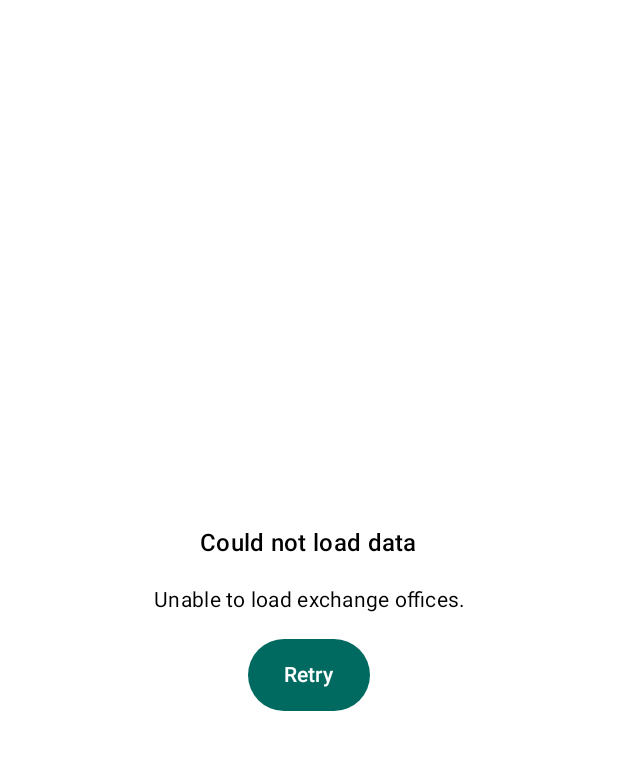
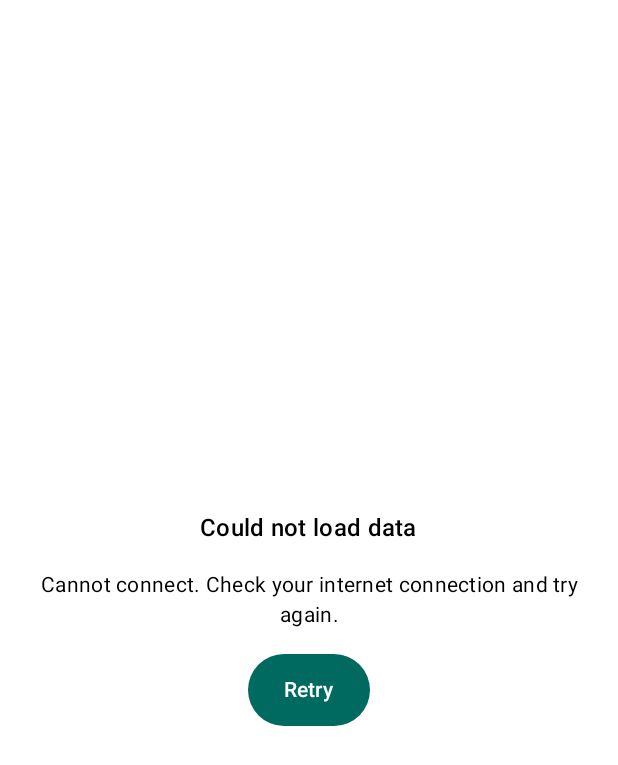
Before and after one commit to xlmtvv/rateradar-kz, an Android app built with Jetpack Compose: the @Preview function LoadErrorStatePreview, on a phone screen of 412 x 824 dp. Shown: the top 765 px of the screen. Run offline under Robolectric (Android 15) with nearby library versions, the phone set to English and light mode, and no system bars.

Commit message:
Localize RateRadar in Russian and Kazakh

```diff
--- a/app/src/main/AndroidManifest.xml
+++ b/app/src/main/AndroidManifest.xml
@@ -9,6 +9,7 @@
         android:fullBackupContent="@xml/backup_rules"
         android:icon="@mipmap/ic_launcher"
         android:label="@string/app_name"
+        android:localeConfig="@xml/locales_config"
         android:roundIcon="@mipmap/ic_launcher_round"
         android:supportsRtl="true"
         android:theme="@style/Theme.RateRadar">
--- a/app/src/main/java/kz/edu/kbtu/rateradar/presentation/RateRadarUiState.kt
+++ b/app/src/main/java/kz/edu/kbtu/rateradar/presentation/RateRadarUiState.kt
@@ -14,5 +14,6 @@ data class RateRadarUiState(
     val selectedOfficeId: Int? = null,
     val selectedOffice: ExchangeOffice? = null,
     val isLoading: Boolean = true,
-    val error: String? = null,
+    val error: Int? = null,
+    val httpErrorCode: Int? = null,
 )
--- a/app/src/main/java/kz/edu/kbtu/rateradar/presentation/components/LoadErrorState.kt
+++ b/app/src/main/java/kz/edu/kbtu/rateradar/presentation/components/LoadErrorState.kt
@@ -22,14 +22,24 @@ import kz.edu.kbtu.rateradar.presentation.theme.Sizes
 import kz.edu.kbtu.rateradar.presentation.theme.Spacing
 
 @Composable
-fun LoadErrorState(error: String, onRetry: () -> Unit, modifier: Modifier = Modifier) {
+fun LoadErrorState(
+    error: Int,
+    onRetry: () -> Unit,
+    modifier: Modifier = Modifier,
+    httpErrorCode: Int? = null,
+) {
+    val message = if (httpErrorCode == null) {
+        stringResource(error)
+    } else {
+        stringResource(error, httpErrorCode)
+    }
     Column(
         modifier = modifier.fillMaxSize().verticalScroll(rememberScrollState()).padding(Spacing.extraLarge),
         horizontalAlignment = Alignment.CenterHorizontally,
         verticalArrangement = Arrangement.spacedBy(Spacing.large, Alignment.CenterVertically),
     ) {
         Text(stringResource(R.string.load_error_title), style = MaterialTheme.typography.titleMedium)
-        Text(error, textAlign = TextAlign.Center, style = MaterialTheme.typography.bodyMedium)
+        Text(message, textAlign = TextAlign.Center, style = MaterialTheme.typography.bodyMedium)
         Button(onClick = onRetry, modifier = Modifier.heightIn(min = Sizes.minTouchTarget)) {
             Text(stringResource(R.string.retry))
         }
@@ -39,5 +49,5 @@ fun LoadErrorState(error: String, onRetry: () -> Unit, modifier: Modifier = Modi
 @Preview(showBackground = true)
 @Composable
 private fun LoadErrorStatePreview() {
-    RateRadarTheme { LoadErrorState(error = "Unable to load exchange offices.", onRetry = {}) }
+    RateRadarTheme { LoadErrorState(error = R.string.error_network, onRetry = {}) }
 }
--- a/app/src/main/java/kz/edu/kbtu/rateradar/presentation/components/RateBlock.kt
+++ b/app/src/main/java/kz/edu/kbtu/rateradar/presentation/components/RateBlock.kt
@@ -45,7 +45,7 @@ fun RateBlock(
 @Composable
 private fun RateBlockPreview() {
     RateRadarTheme {
-        RateBlock(label = "Buy USD", rate = 512.5)
+        RateBlock(label = stringResource(R.string.buy), rate = 512.5)
     }
 }
 
@@ -53,6 +53,6 @@ private fun RateBlockPreview() {
 @Composable
 private fun RateBlockDarkPreview() {
     RateRadarTheme {
-        RateBlock(label = "Sell USD", rate = 515.0)
+        RateBlock(label = stringResource(R.string.sell), rate = 515.0)
     }
 }
--- a/app/src/main/java/kz/edu/kbtu/rateradar/presentation/preview/PreviewData.kt
+++ b/app/src/main/java/kz/edu/kbtu/rateradar/presentation/preview/PreviewData.kt
@@ -1,5 +1,6 @@
 package kz.edu.kbtu.rateradar.presentation.preview
 
+import kz.edu.kbtu.rateradar.R
 import kz.edu.kbtu.rateradar.domain.model.ExchangeOffice
 import kz.edu.kbtu.rateradar.domain.model.ExchangeRate
 import kz.edu.kbtu.rateradar.presentation.RateRadarUiState
@@ -19,5 +20,5 @@ internal object PreviewData {
     )
     val loading = content.copy(isLoading = true)
     val empty = content.copy(offices = emptyList(), favoriteOffices = emptyList(), favoriteIds = emptySet(), selectedOfficeId = null, selectedOffice = null)
-    val error = content.copy(error = "Unable to load exchange offices. Please try again.")
+    val error = content.copy(error = R.string.error_network)
 }
--- a/app/src/main/res/values/strings.xml
+++ b/app/src/main/res/values/strings.xml
@@ -1,5 +1,5 @@
 <resources>
-    <string name="app_name">RateRadar KZ</string>
+    <string name="app_name" translatable="false">RateRadar KZ</string>
 
     <!-- Screen titles -->
     <string name="title_offices">Exchange Offices</string>
@@ -36,7 +36,10 @@
     <string name="office_not_found_title">Office not found</string>
     <string name="office_not_found_message">This exchange office does not exist.</string>
     <string name="search_offices">Search offices</string>
+    <string name="all_cities">All</string>
     <string name="loading_offices">Loading data…</string>
     <string name="load_error_title">Could not load data</string>
+    <string name="error_network">Cannot connect. Check your internet connection and try again.</string>
+    <string name="error_server">Server error (HTTP %1$d). Please try again.</string>
     <string name="retry">Retry</string>
 </resources>
--- /dev/null
+++ b/app/src/main/res/xml/locales_config.xml
@@ -0,0 +1,6 @@
+<?xml version="1.0" encoding="utf-8"?>
+<locale-config xmlns:android="http://schemas.android.com/apk/res/android">
+    <locale android:name="en" />
+    <locale android:name="ru" />
+    <locale android:name="kk" />
+</locale-config>
```
Also changed, not shown: app/src/main/java/kz/edu/kbtu/rateradar/presentation/RateRadarViewModel.kt (+4 -3 lines), app/src/main/java/kz/edu/kbtu/rateradar/presentation/components/EmptyState.kt (+6 -4 lines), app/src/main/java/kz/edu/kbtu/rateradar/presentation/screens/ExchangeOfficeListScreen.kt (+9 -2 lines), app/src/main/java/kz/edu/kbtu/rateradar/presentation/screens/FavoritesScreen.kt (+6 -1 lines), app/src/main/java/kz/edu/kbtu/rateradar/presentation/screens/OfficeDetailsScreen.kt (+6 -1 lines), 5 other files.
